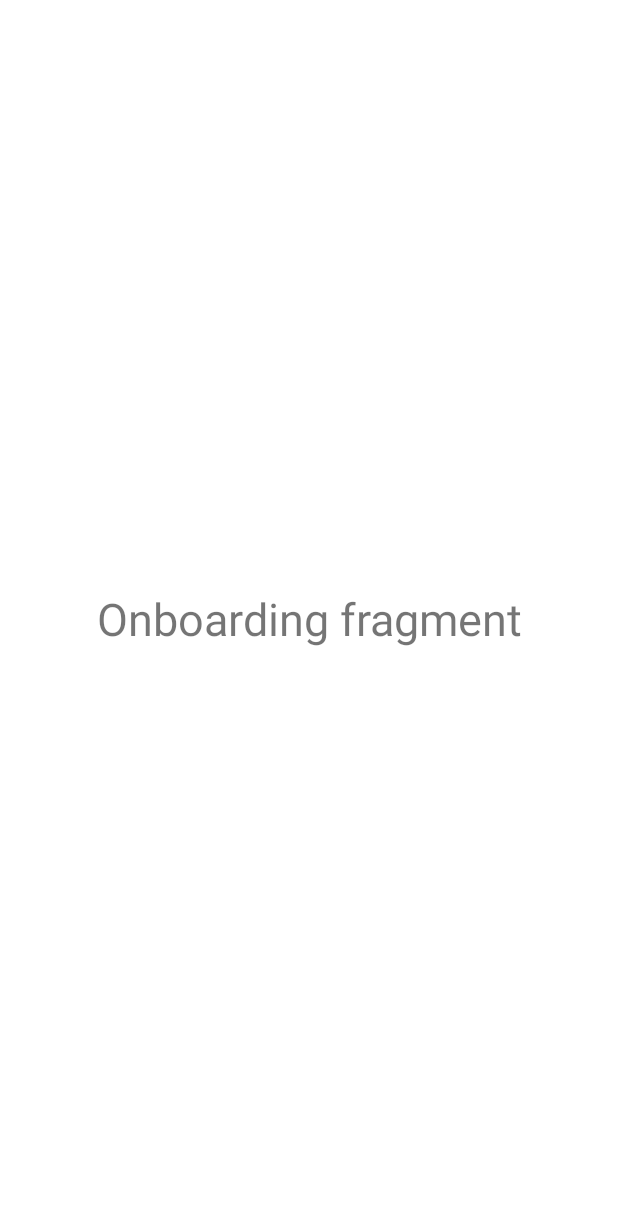
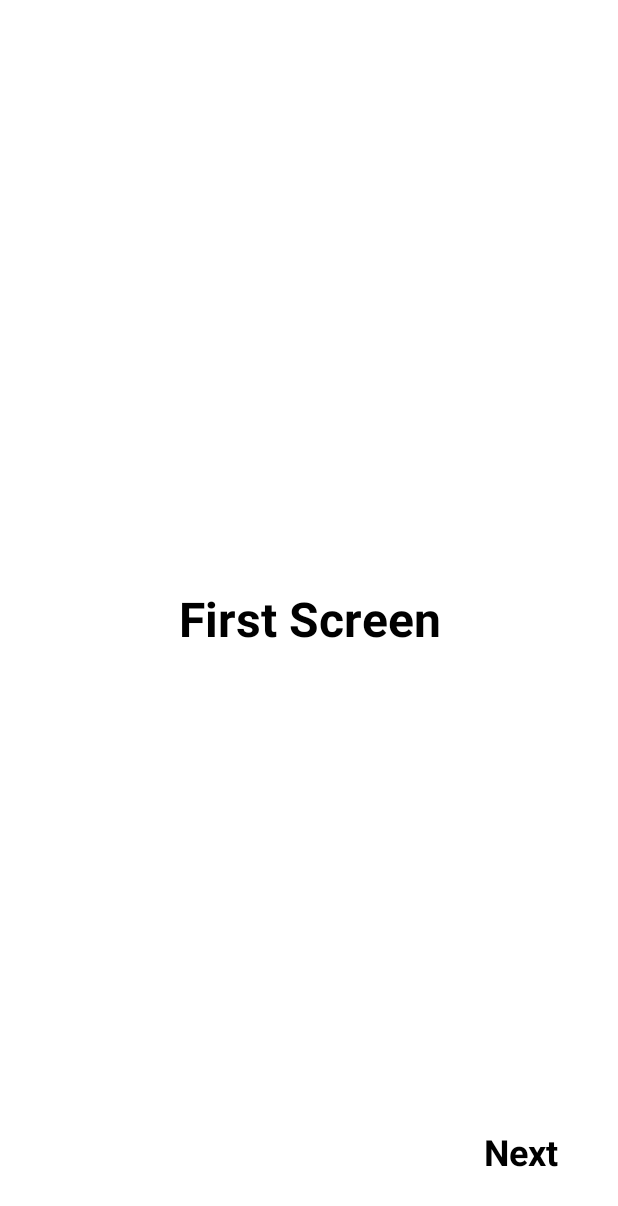
Before and after one commit to seunAwonugba/Splash-screen-with-Navigation-Components, an Android app: the screen it shows after launch (MainActivity), on a phone screen of 412 x 824 dp. Shown: the top 1206 px of the screen. Run offline under Robolectric (Android 15) with nearby library versions, the phone set to English and light mode, and no system bars.

Commit message:
implement onboarding screen

```diff
--- a/app/src/main/java/com/example/splashscreensample/HomeFragment.kt
+++ b/app/src/main/java/com/example/splashscreensample/HomeFragment.kt
@@ -4,6 +4,8 @@ import android.os.Bundle
 import android.view.View
 import androidx.fragment.app.Fragment
 import com.example.splashscreensample.databinding.FragmentHomeBinding
+
+//remember to remove splash fragment from navigation back stack and also on boardind
 
 
 class HomeFragment : Fragment(R.layout.fragment_home) {
--- a/app/src/main/java/com/example/splashscreensample/OnboardingScreenFragment.kt
+++ b/app/src/main/java/com/example/splashscreensample/OnboardingScreenFragment.kt
@@ -7,6 +7,10 @@ import android.view.View
 import android.view.ViewGroup
 import com.example.splashscreensample.databinding.FragmentHomeBinding
 import com.example.splashscreensample.databinding.FragmentOnboardingScreenBinding
+import com.example.splashscreensample.onboarding.OnboardingViewPagerAdapter
+import com.example.splashscreensample.onboarding.swipescreens.FirstScreenFragment
+import com.example.splashscreensample.onboarding.swipescreens.SecondScreenFragment
+import com.example.splashscreensample.onboarding.swipescreens.ThirdScreenFragment
 
 
 class OnboardingScreenFragment : Fragment(R.layout.fragment_onboarding_screen) {
@@ -17,6 +21,20 @@ class OnboardingScreenFragment : Fragment(R.layout.fragment_onboarding_screen) {
         super.onViewCreated(view, savedInstanceState)
         _binding = FragmentOnboardingScreenBinding.bind(view)
 
+        val fragmentList = arrayListOf<Fragment>(
+            FirstScreenFragment(),
+            SecondScreenFragment(),
+            ThirdScreenFragment()
+        )
+
+        val adapter = OnboardingViewPagerAdapter(
+            fragmentList,
+            requireActivity().supportFragmentManager,
+            lifecycle
+        )
+
+        binding.viewPagerId.adapter = adapter
+
     }
 
     override fun onDestroyView() {
--- a/app/src/main/java/com/example/splashscreensample/SplashScreenFragment.kt
+++ b/app/src/main/java/com/example/splashscreensample/SplashScreenFragment.kt
@@ -1,6 +1,7 @@
 package com.example.splashscreensample
 
 import android.annotation.SuppressLint
+import android.content.Context
 import android.os.Bundle
 import android.os.Handler
 import android.os.Looper
@@ -24,8 +25,26 @@ class SplashScreenFragment : Fragment(R.layout.fragment_splash_screen) {
         //implement navigation on the on boarding screen
 
         Handler(Looper.myLooper()!!).postDelayed({
-            findNavController().navigate(R.id.action_splashScreenFragment_to_onboardingScreenFragment2)
+            //is user a first time user, i.e  if onBoardingSharedPreference is true,
+            //take user to home fragment straight up
+            //but if onBoardingSharedPreference is false, take user to onBoardingScreen
+
+            if (onBoardingSharedPreference()){
+                findNavController().navigate(R.id.action_splashScreenFragment_to_homeFragment)
+
+            }else{
+                findNavController().navigate(R.id.action_splashScreenFragment_to_onboardingScreenFragment2)
+            }
         }, 2000)
+
+    }
+
+    //read shared onBoarding shared preference
+
+    private fun onBoardingSharedPreference() : Boolean{
+        val sharedPref = requireActivity()?.getSharedPreferences(
+            "onBoarding", Context.MODE_PRIVATE)
+        return sharedPref.getBoolean("firstTimeUser", false)
 
     }
 
--- /dev/null
+++ b/app/src/main/java/com/example/splashscreensample/onboarding/OnboardingViewPagerAdapter.kt
@@ -0,0 +1,23 @@
+package com.example.splashscreensample.onboarding
+
+import androidx.fragment.app.Fragment
+import androidx.fragment.app.FragmentManager
+import androidx.lifecycle.Lifecycle
+import androidx.viewpager2.adapter.FragmentStateAdapter
+
+class OnboardingViewPagerAdapter(
+    //array list to hold the onboarding screens that swipe
+    list : ArrayList<Fragment>,
+    fragmentManager: FragmentManager, lifecycle: Lifecycle
+) : FragmentStateAdapter(fragmentManager, lifecycle) {
+
+    private val fragmentList = list
+
+    override fun getItemCount(): Int {
+        return fragmentList.size
+    }
+
+    override fun createFragment(position: Int): Fragment {
+        return fragmentList[position]
+    }
+}
--- /dev/null
+++ b/app/src/main/java/com/example/splashscreensample/onboarding/swipescreens/FirstScreenFragment.kt
@@ -0,0 +1,35 @@
+package com.example.splashscreensample.onboarding.swipescreens
+
+import android.os.Bundle
+import android.view.View
+import androidx.fragment.app.Fragment
+import androidx.viewpager2.widget.ViewPager2
+import com.example.splashscreensample.R
+import com.example.splashscreensample.databinding.FragmentFirstScreenBinding
+import com.example.splashscreensample.databinding.FragmentHomeBinding
+
+
+class FirstScreenFragment : Fragment(R.layout.fragment_first_screen) {
+    private var _binding: FragmentFirstScreenBinding? = null
+    private val binding get() = _binding!!
+
+    override fun onViewCreated(view: View, savedInstanceState: Bundle?) {
+        super.onViewCreated(view, savedInstanceState)
+        _binding = FragmentFirstScreenBinding.bind(view)
+
+        //reference view pager form activity
+        val viewPager = activity?.findViewById<ViewPager2>(R.id.viewPagerId)
+
+        binding.nextTvId.setOnClickListener {
+            viewPager?.currentItem = 1
+        }
+
+
+
+    }
+
+    override fun onDestroyView() {
+        super.onDestroyView()
+        _binding = null
+    }
+}
--- /dev/null
+++ b/app/src/main/res/layout/fragment_first_screen.xml
@@ -0,0 +1,38 @@
+<?xml version="1.0" encoding="utf-8"?>
+<androidx.constraintlayout.widget.ConstraintLayout xmlns:android="http://schemas.android.com/apk/res/android"
+    xmlns:app="http://schemas.android.com/apk/res-auto"
+    xmlns:tools="http://schemas.android.com/tools"
+    android:layout_width="match_parent"
+    android:layout_height="match_parent"
+    tools:context=".onboarding.swipescreens.FirstScreenFragment">
+
+    <!-- TODO: Update blank fragment layout -->
+    <TextView
+        android:id="@+id/nextTvId"
+        android:layout_width="wrap_content"
+        android:layout_height="wrap_content"
+        android:layout_marginEnd="40dp"
+        android:layout_marginBottom="40dp"
+        android:text="Next"
+        android:textColor="@color/black"
+        android:textSize="24sp"
+        android:textStyle="bold"
+        app:layout_constraintBottom_toBottomOf="parent"
+        app:layout_constraintEnd_toEndOf="parent" />
+
+
+    <TextView
+        android:id="@+id/textView"
+        android:layout_width="match_parent"
+        android:layout_height="wrap_content"
+        android:text="First Screen"
+        android:textStyle="bold"
+        android:textColor="@color/black"
+        android:textAlignment="center"
+        android:textSize="32sp"
+        app:layout_constraintBottom_toBottomOf="parent"
+        app:layout_constraintEnd_toEndOf="parent"
+        app:layout_constraintStart_toStartOf="parent"
+        app:layout_constraintTop_toTopOf="parent" />
+
+</androidx.constraintlayout.widget.ConstraintLayout>
--- a/app/src/main/res/layout/fragment_onboarding_screen.xml
+++ b/app/src/main/res/layout/fragment_onboarding_screen.xml
@@ -7,15 +7,14 @@
     tools:context=".OnboardingScreenFragment">
 
     <!-- TODO: Update blank fragment layout -->
-    <TextView
+
+
+    <androidx.viewpager2.widget.ViewPager2
+        android:id="@+id/viewPagerId"
         android:layout_width="match_parent"
-        android:layout_height="wrap_content"
-        android:text="Onboarding fragment"
-        android:textAlignment="center"
-        android:textSize="30sp"
+        android:layout_height="0dp"
         app:layout_constraintBottom_toBottomOf="parent"
         app:layout_constraintEnd_toEndOf="parent"
         app:layout_constraintStart_toStartOf="parent"
         app:layout_constraintTop_toTopOf="parent" />
-
 </androidx.constraintlayout.widget.ConstraintLayout>
--- a/app/src/main/res/navigation/nav_graph.xml
+++ b/app/src/main/res/navigation/nav_graph.xml
@@ -12,13 +12,26 @@
         tools:layout="@layout/fragment_splash_screen" >
         <action
             android:id="@+id/action_splashScreenFragment_to_onboardingScreenFragment2"
-            app:destination="@id/onboardingScreenFragment" />
+            app:destination="@id/onboardingScreenFragment"
+            app:popUpTo="@id/splashScreenFragment"
+            app:popUpToInclusive="true" />
+        <action
+            android:id="@+id/action_splashScreenFragment_to_homeFragment"
+            app:destination="@id/homeFragment"
+            app:popUpTo="@id/splashScreenFragment"
+            app:popUpToInclusive="true" />
     </fragment>
     <fragment
         android:id="@+id/onboardingScreenFragment"
         android:name="com.example.splashscreensample.OnboardingScreenFragment"
         android:label="fragment_onboarding_screen"
-        tools:layout="@layout/fragment_onboarding_screen" />
+        tools:layout="@layout/fragment_onboarding_screen" >
+        <action
+            android:id="@+id/action_onboardingScreenFragment_to_homeFragment"
+            app:destination="@id/homeFragment"
+            app:popUpTo="@id/onboardingScreenFragment"
+            app:popUpToInclusive="true" />
+    </fragment>
     <fragment
         android:id="@+id/homeFragment"
         android:name="com.example.splashscreensample.HomeFragment"
```
Also changed, not shown: app/src/main/java/com/example/splashscreensample/onboarding/swipescreens/SecondScreenFragment.kt (added, +33 -0 lines), app/src/main/java/com/example/splashscreensample/onboarding/swipescreens/ThirdScreenFragment.kt (added, +42 -0 lines), app/src/main/res/layout/fragment_second_screen.xml (added, +38 -0 lines), app/src/main/res/layout/fragment_third_screen.xml (added, +37 -0 lines).
